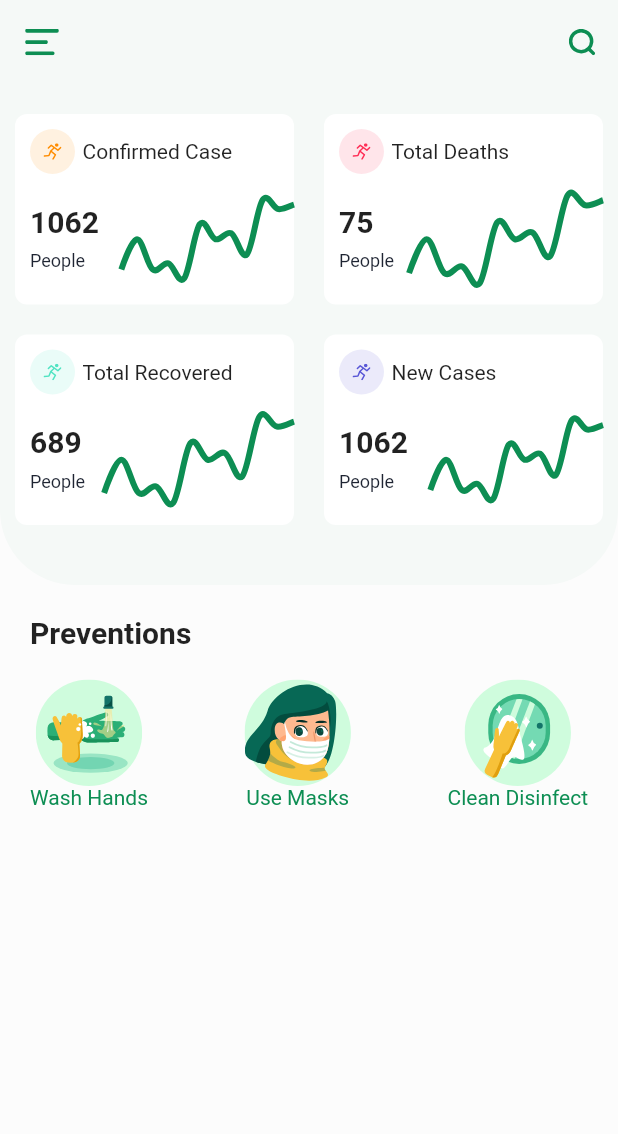
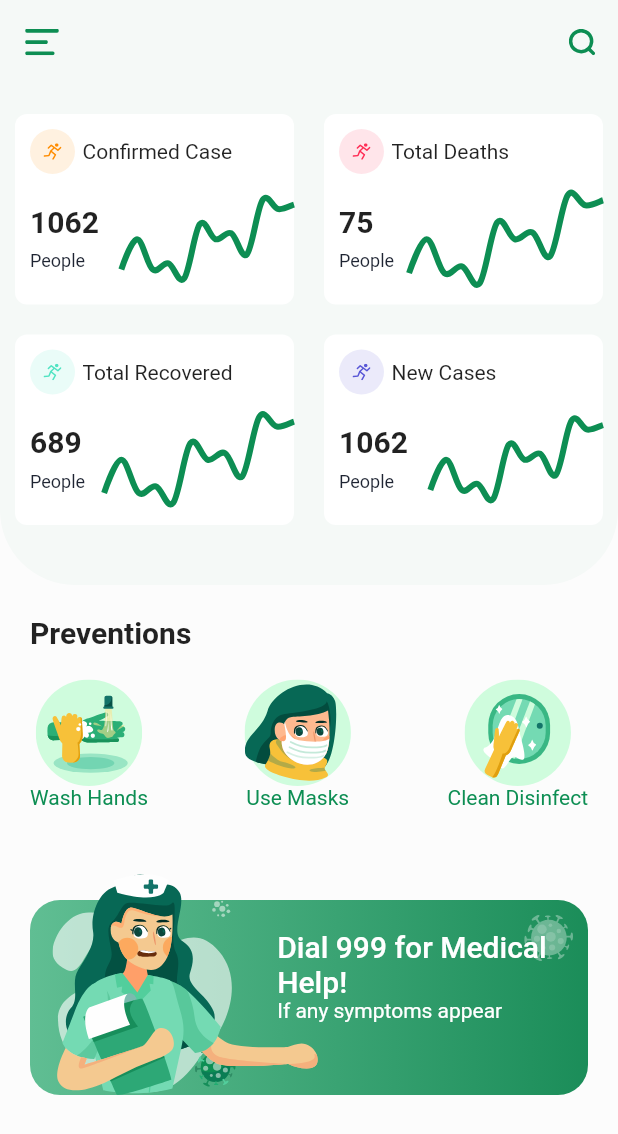
Before and after one commit to Nobsmoke123/flutter-speed-ui-covid19-app-1, a Flutter app: the screen it shows after launch, on a phone screen of 412 x 824 dp. Shown: the top 1134 px of the screen. Run offline on Flutter 3.47's test engine with Material 2 defaults, Android fonts, the phone set to English and light mode, and no system bars; drawn by our look-alikes of fl_chart; our stand-ins replace flutter_svg.

Commit message:
refactoring the code

```diff
--- a/lib/main.dart
+++ b/lib/main.dart
@@ -10,6 +10,7 @@ class MyApp extends StatelessWidget {
   @override
   Widget build(BuildContext context) {
     return MaterialApp(
+      debugShowCheckedModeBanner: false,
       title: 'Covid-19 App',
       theme: ThemeData(
         primaryColor: KPrimaryColor,
--- a/lib/screens/home_screen.dart
+++ b/lib/screens/home_screen.dart
@@ -1,15 +1,17 @@
 import 'package:covid19app1/utils/constants.dart';
 import 'package:covid19app1/widgets/info_card.dart';
 import 'package:flutter/material.dart';
+import 'package:flutter/painting.dart';
 import 'package:flutter_svg/flutter_svg.dart';
-import './../widgets/line_chart.dart';
+import './../widgets/prevention_card.dart';
 
 class HomeScreen extends StatelessWidget {
   @override
   Widget build(BuildContext context) {
     return Scaffold(
         appBar: buildAppBar(),
-        body: Column(
+        body: SingleChildScrollView(
+          child: Column(
               crossAxisAlignment: CrossAxisAlignment.start,
             children: [
               Container(
@@ -53,6 +55,7 @@ class HomeScreen extends StatelessWidget {
                   ),
               ),
                 SizedBox(height: 20,),
+
                 Padding(
                   padding: const EdgeInsets.symmetric(horizontal: 20),
                   child: Column(
@@ -83,10 +86,64 @@ class HomeScreen extends StatelessWidget {
                                 ),
                             ],
                         ),
+
+                        SizedBox( height: 40,),
+
+                        Container(
+                          height: 150,
+                          width: double.infinity,
+                          child: Stack(
+                              alignment: Alignment.bottomLeft,
+                              children: <Widget>[
+                                  Container(
+                                      padding: EdgeInsets.only(
+                                          //Left side padding 40% of the total width
+                                          left: MediaQuery.of(context).size.width * 0.4,
+                                          top: 20,
+                                          right: 20
+                                      ),
+                                      height: 130,
+                                      width: double.infinity,
+                                      decoration: BoxDecoration(
+                                          gradient: LinearGradient(colors: [
+                                              Color(0xFF60BE93),
+                                              Color(0xFF1B8D59),
+                                          ]),
+                                          borderRadius: BorderRadius.circular(20),
+                                      ),
+                                      child: RichText(
+                                          text: TextSpan(
+                                              children: [
+                                                  TextSpan(
+                                                      text: "Dial 999 for Medical Help!\n",
+                                                      style: Theme.of(context).textTheme.title.copyWith(color: Colors.white)
+                                                  ),
+                                                  TextSpan(
+                                                      text: "If any symptoms appear",
+                                                      style: TextStyle(color: Colors.white),
+                                                  )
+                                              ]
+                                          )
+                                      ),
+                                  ),
+                                  Padding(
+                                      padding: const EdgeInsets.symmetric(horizontal: 15),
+                                      child: SvgPicture.asset("assets/icons/nurse.svg"),
+                                  ),
+                                  Positioned(
+                                      top: 30,
+                                      right: 10,
+                                    child: SvgPicture.asset("assets/icons/virus.svg"),
+                                  ),
+                              ],
+                          ),
+                        ),
+                        SizedBox(height: 5,),
                     ],
                   ),
                 )
             ],
+          ),
         ),
     );
   }
@@ -108,22 +165,3 @@ class HomeScreen extends StatelessWidget {
       );
   }
 }
-
-class PreventionCard extends StatelessWidget {
-    final String svgSrc;
-    final String title;
-
-  const PreventionCard({
-    Key key, this.svgSrc, this.title,
-  }) : super(key: key);
-
-  @override
-  Widget build(BuildContext context) {
-    return Column(
-        children: <Widget>[
-            SvgPicture.asset(svgSrc),
-            Text(title, style: Theme.of(context).textTheme.bodyText2.copyWith(color: KPrimaryColor),)
-        ],
-    );
-  }
-}
```
Lines whose indentation alone changed are shown as unchanged.
